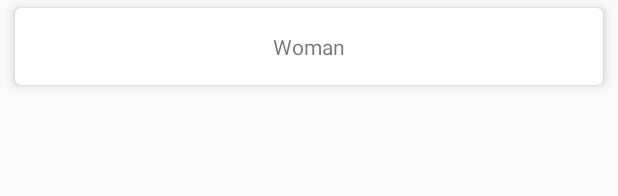
After one commit to karlmarkuslarsson/hack-for-sweden-2107, an Android app: the layout card_gender.xml on its own in the app's theme, with its tools: preview values and no code run, on a phone screen of 412 x 824 dp. The commit adds this screen. Shown: the top 196 px of the screen. Run offline under Robolectric (Android 15) with nearby library versions, the phone set to English and light mode, and no system bars.

Commit message:
added recyclerview, swiperefresh, base card and gender card

```diff
--- /dev/null
+++ b/android/Private/app/src/main/res/layout/card_gender.xml
@@ -0,0 +1,17 @@
+<?xml version="1.0" encoding="utf-8"?>
+<android.support.v7.widget.CardView xmlns:android="http://schemas.android.com/apk/res/android"
+    xmlns:app="http://schemas.android.com/apk/res-auto"
+    xmlns:tools="http://schemas.android.com/tools"
+    style="@style/card_base_layout"
+    android:layout_width="match_parent"
+    android:layout_height="wrap_content">
+
+    <TextView
+        android:id="@+id/text_gender"
+        android:layout_width="wrap_content"
+        android:layout_height="wrap_content"
+        android:layout_gravity="center"
+        android:padding="16dp"
+        tools:text="Woman" />
+
+</android.support.v7.widget.CardView>
--- a/android/Private/app/src/main/res/values/strings.xml
+++ b/android/Private/app/src/main/res/values/strings.xml
@@ -1,4 +1,6 @@
 <resources>
     <string name="app_name">Userinfo</string>
     <string name="button_login">Login</string>
+    <string name="gender_woman">Woman</string>
+    <string name="gender_man">Man</string>
 </resources>
--- a/android/Private/app/src/main/res/values/styles.xml
+++ b/android/Private/app/src/main/res/values/styles.xml
@@ -14,5 +14,14 @@
         <item name="colorAccent">@color/pinkAccent</item>
     </style>
 
+    <style name="card_base_layout">
+        <item name="android:layout_marginLeft">10dp</item>
+        <item name="android:layout_marginRight">10dp</item>
+        <item name="android:layout_marginTop">5dp</item>
+        <item name="android:layout_marginBottom">5dp</item>
+        <item name="cardCornerRadius">4dp</item>
+        <item name="cardElevation">4dp</item>
+    </style>
+
 
 </resources>
```
Also changed, not shown: android/Private/app/src/main/java/sweden/hack/userinfo/activities/MainActivity.java (+52 -1 lines), android/Private/app/src/main/java/sweden/hack/userinfo/adapters/MainRecyclerViewAdapter.java (added, +61 -0 lines), android/Private/app/src/main/java/sweden/hack/userinfo/listeners/MainCardListener.java (added, +7 -0 lines), android/Private/app/src/main/java/sweden/hack/userinfo/objects/main/GenderCard.java (added, +34 -0 lines), android/Private/app/src/main/java/sweden/hack/userinfo/objects/main/base/MainCard.java (added, +10 -0 lines), android/Private/app/src/main/java/sweden/hack/userinfo/viewholders/main/GenderViewHolder.java (added, +29 -0 lines), android/Private/app/src/main/java/sweden/hack/userinfo/viewholders/main/MainViewHolder.java (added, +15 -0 lines), android/Private/app/src/main/res/layout/activity_main.xml (+8 -11 lines).
